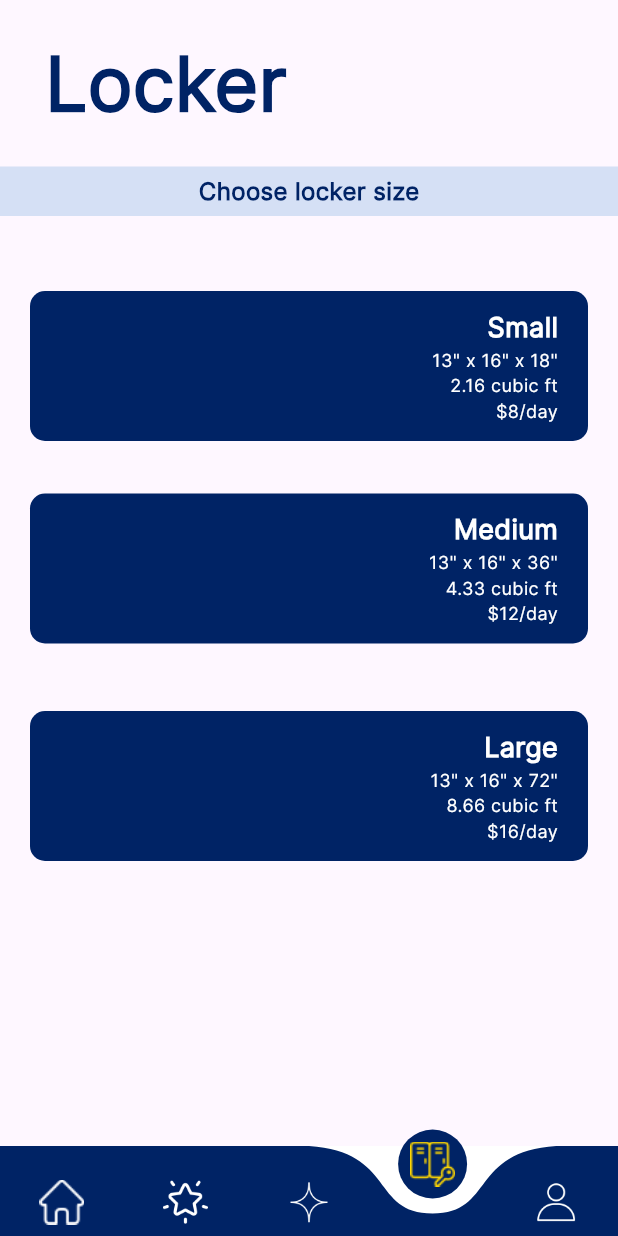
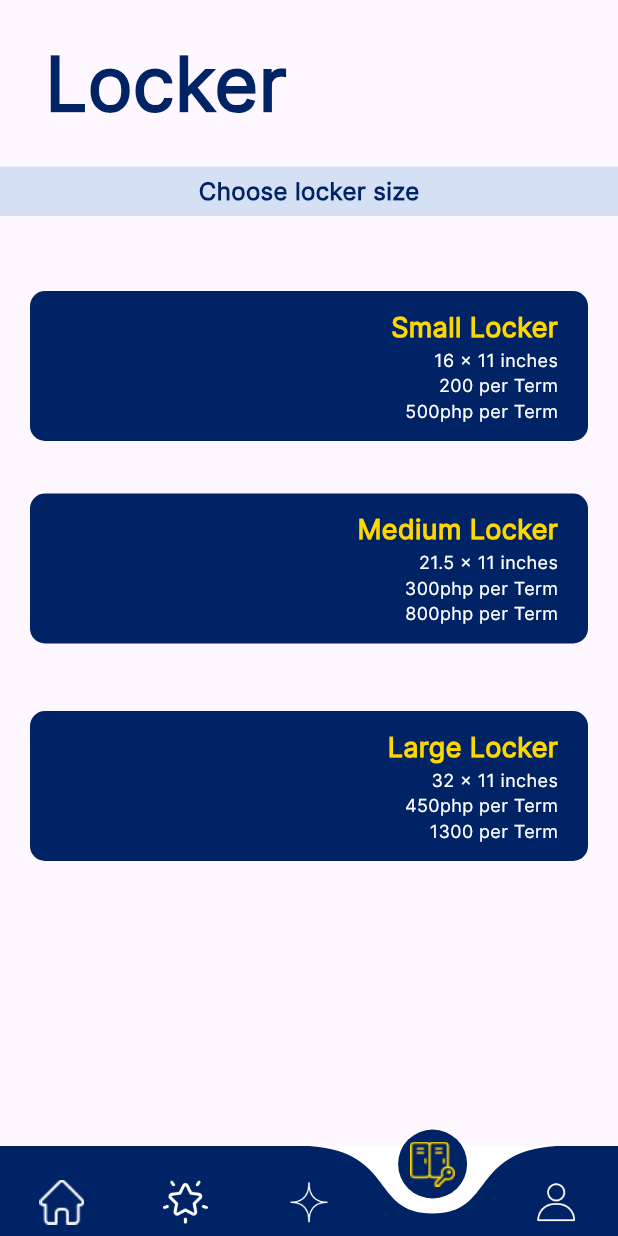
Before and after one commit to bearface4/Paws-Up, a Flutter app: the Locker screen opened directly, on a phone screen of 412 x 824 dp. Run offline on Flutter 3.47's test engine with Material 3 defaults, Android fonts, the light colour scheme and no system bars; drawn by our look-alikes of curved_navigation_bar; our stand-ins replace another_flutter_splash_screen, card_swiper, cloud_firestore, firebase_auth, firebase_core, firebase_storage and 3 more; accounts and stored records are empty.

Commit message:
Initial commit

```diff
--- a/lib/locker.dart
+++ b/lib/locker.dart
@@ -81,25 +81,24 @@ class _LockerState extends State<Locker> {
 
   Widget _buildLockerSizeList() {
     return Padding(
-      padding: EdgeInsets.only(top: 30.0), // Add top padding here
+      padding: EdgeInsets.only(top: 30.0),
       child: ListView(
         padding: EdgeInsets.all(20.0),
         children: [
-          _buildLockerSizeRectangle('Small', '13" x 16" x 18"\n2.16 cubic ft\n\$8/day'),
+          _buildLockerSizeRectangle('Small Locker', '16 x 11 inches\n200 per Term\n\500php per Term', true),
           SizedBox(height: 35),
-          _buildLockerSizeRectangle('Medium', '13" x 16" x 36"\n4.33 cubic ft\n\$12/day'),
+          _buildLockerSizeRectangle('Medium Locker', '21.5 x 11 inches\n300php per Term\n\800php per Term', true),
           SizedBox(height: 45),
-          _buildLockerSizeRectangle('Large', '13" x 16" x 72"\n8.66 cubic ft\n\$16/day'),
+          _buildLockerSizeRectangle('Large Locker', '32 x 11 inches\n450php per Term\n\1300 per Term', true),
         ],
       ),
     );
   }
 
-
-  Widget _buildLockerSizeRectangle(String size, String details) {
+  Widget _buildLockerSizeRectangle(String size, String details, bool isGold) {
     return Container(
       width: double.infinity,
-      height: 100.0, // Reduced height from 80.0 to 70.0
+      height: 100.0,
       decoration: BoxDecoration(
         color: Color(0xFF002365),
         borderRadius: BorderRadius.circular(10.0),
@@ -113,8 +112,8 @@ class _LockerState extends State<Locker> {
             Text(
               size,
               style: TextStyle(
-                color: Colors.white,
-                fontSize: 18.0, // Slightly reduced font size
+                color: isGold ? Color(0xFFFFD700) : Colors.white, // Gold color if isGold is true
+                fontSize: 18.0,
                 fontWeight: FontWeight.bold,
                 fontFamily: 'Inter',
               ),
@@ -123,7 +122,7 @@ class _LockerState extends State<Locker> {
               line,
               style: TextStyle(
                 color: Colors.white,
-                fontSize: 12.0, // Slightly reduced font size
+                fontSize: 12.0,
                 fontFamily: 'Inter',
               ),
             )).toList(),
@@ -132,6 +131,7 @@ class _LockerState extends State<Locker> {
       ),
     );
   }
+
 
   Widget _buildBottomNavigationBar() {
     return CurvedNavigationBar(
```
Also changed, not shown: lib/assets/lopi.png (added).
